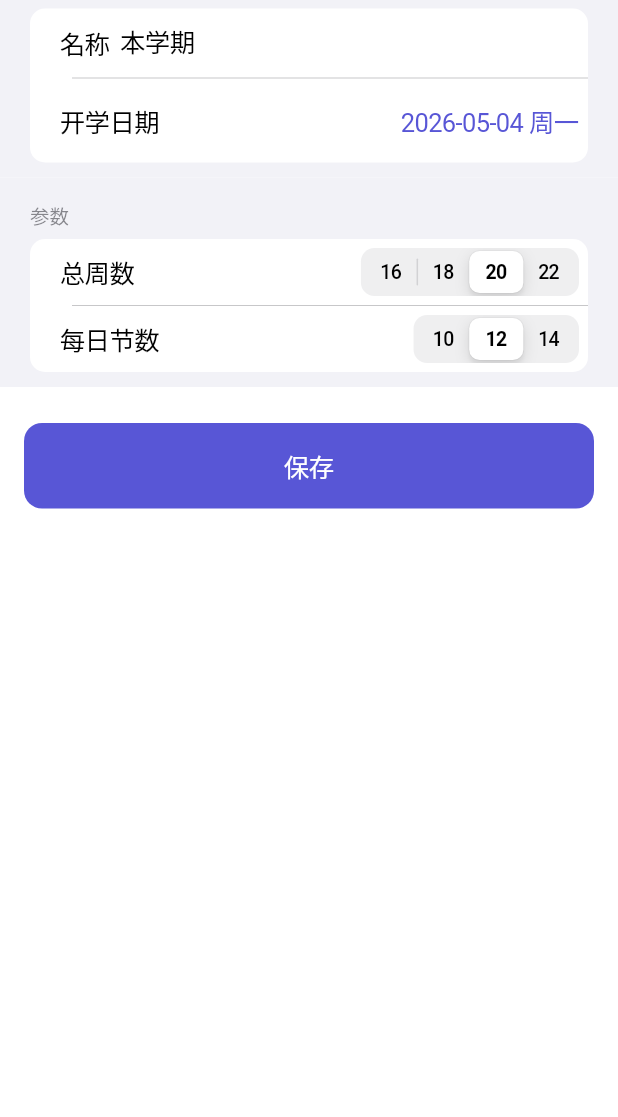
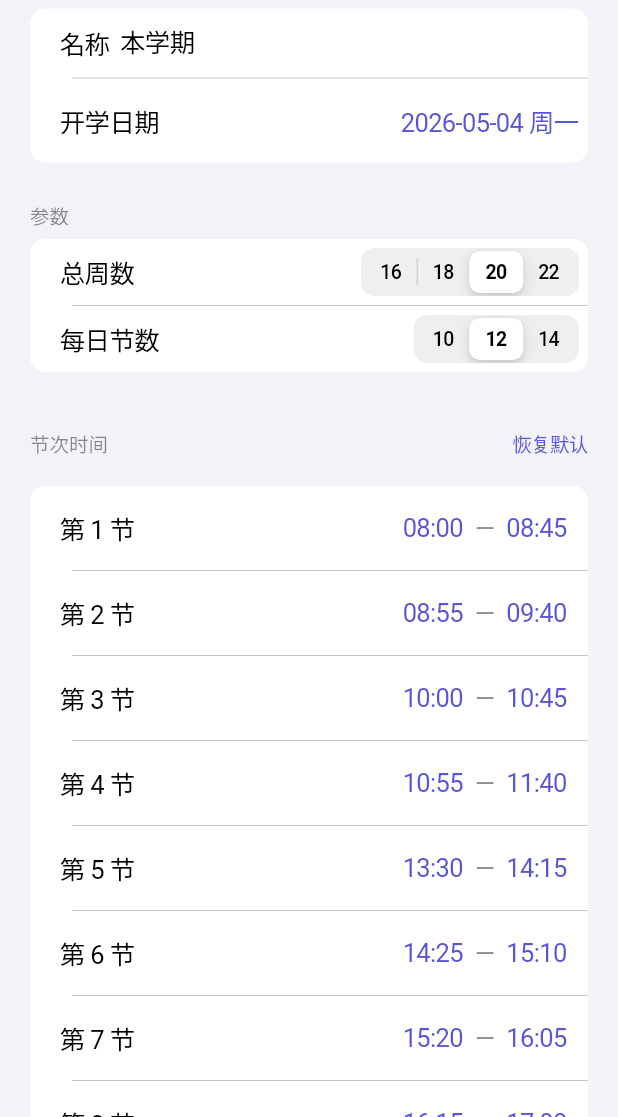
Before and after one commit to con9uer666/jlu-mobile-schedule, a Flutter app: the screen it shows after launch, on a phone screen of 412 x 824 dp, the part 119-1236 px from its top. Run offline on Flutter 3.47's test engine with Material 3 defaults, Android fonts, the phone set to English and light mode, and no system bars; our stand-ins replace cookie_jar, dio, dio_cookie_manager, flutter_riverpod, hive, hive_flutter and 1 more; missing offline and left inert: home_widget; accounts and stored records are empty.

Commit message:
feat(semester): editable per-section clock times
- Add Semester.sectionClock (List<String> "HH:mm-HH:mm"), default JLU schedule
- Bump Hive field count to 6 with a backward-compatible reader
- Semester setup page: pre-fill from current semester, editable start/end
  per section via time picker, "恢复默认" button, auto-resize on section
  count change
- WidgetBridge now reads startTime/endTime from the semester instead of
  a hardcoded table
- Fix CurrentSemesterController.setCurrent to always persist updates
  (was skipping put when id already existed, so time edits never saved)

```diff
--- a/lib/data/semester.dart
+++ b/lib/data/semester.dart
@@ -17,18 +17,64 @@ class Semester extends HiveObject {
   @HiveField(4)
   int sectionCount;
 
+  /// 每一节的时间段,格式 "HH:mm-HH:mm",长度与 sectionCount 对齐。
+  @HiveField(5)
+  List<String> sectionClock;
+
   Semester({
     required this.id,
     required this.name,
     required this.startDate,
     this.totalWeeks = 20,
     this.sectionCount = 12,
-  });
+    List<String>? sectionClock,
+  }) : sectionClock = normalizeSectionClock(sectionClock, sectionCount);
 
   int currentWeek(DateTime now) {
-    final diff = now.difference(DateTime(startDate.year, startDate.month, startDate.day)).inDays;
+    final diff = now
+        .difference(DateTime(startDate.year, startDate.month, startDate.day))
+        .inDays;
     if (diff < 0) return 1;
     final week = diff ~/ 7 + 1;
     return week.clamp(1, totalWeeks);
   }
+
+  String sectionStart(int section) => _split(section).$1;
+  String sectionEnd(int section) => _split(section).$2;
+
+  (String, String) _split(int section) {
+    if (section < 1 || section > sectionClock.length) return ('', '');
+    final parts = sectionClock[section - 1].split('-');
+    if (parts.length != 2) return ('', '');
+    return (parts[0], parts[1]);
+  }
+
+  /// JLU 默认节次时间(覆盖 1~14 节),实际长度按 sectionCount 裁剪。
+  static const List<String> _defaults = [
+    '08:00-08:45',
+    '08:55-09:40',
+    '10:00-10:45',
+    '10:55-11:40',
+    '13:30-14:15',
+    '14:25-15:10',
+    '15:20-16:05',
+    '16:15-17:00',
+    '18:30-19:15',
+    '19:25-20:10',
+    '20:20-21:05',
+    '21:15-22:00',
+    '22:10-22:55',
+    '23:05-23:50',
+  ];
+
+  /// 保证输出长度 == count。
+  /// 不足就从默认表补,超出就截断;原有条目尽量保留。
+  static List<String> normalizeSectionClock(List<String>? src, int count) {
+    final base = src ?? const <String>[];
+    return List<String>.generate(count, (i) {
+      if (i < base.length && base[i].isNotEmpty) return base[i];
+      if (i < _defaults.length) return _defaults[i];
+      return '00:00-00:00';
+    });
+  }
 }
--- a/lib/state/schedule_providers.dart
+++ b/lib/state/schedule_providers.dart
@@ -23,9 +23,7 @@ class CurrentSemesterController extends StateNotifier<Semester?> {
   }
 
   Future<void> setCurrent(Semester semester) async {
-    if (!AppStorage.semesters.containsKey(semester.id)) {
-      await AppStorage.semesters.put(semester.id, semester);
-    }
+    await AppStorage.semesters.put(semester.id, semester);
     await AppStorage.settings.put('currentSemesterId', semester.id);
     state = semester;
   }
--- a/lib/ui/semester_setup_page.dart
+++ b/lib/ui/semester_setup_page.dart
@@ -14,10 +14,13 @@ class SemesterSetupPage extends ConsumerStatefulWidget {
 }
 
 class _SemesterSetupPageState extends ConsumerState<SemesterSetupPage> {
-  final _nameCtrl = TextEditingController(text: '本学期');
-  DateTime _start = _nearestMonday(DateTime.now());
-  int _totalWeeks = 20;
-  int _sectionCount = 12;
+  late final TextEditingController _nameCtrl;
+  late DateTime _start;
+  late int _totalWeeks;
+  late int _sectionCount;
+  late List<String> _clock; // ["HH:mm-HH:mm", ...] 长度 == _sectionCount
+
+  bool _initialized = false;
 
   static DateTime _nearestMonday(DateTime d) {
     final diff = d.weekday - DateTime.monday;
@@ -28,6 +31,18 @@ class _SemesterSetupPageState extends ConsumerState<SemesterSetupPage> {
   void dispose() {
     _nameCtrl.dispose();
     super.dispose();
+  }
+
+  void _initFrom(Semester? existing) {
+    _nameCtrl = TextEditingController(text: existing?.name ?? '本学期');
+    _start = existing?.startDate ?? _nearestMonday(DateTime.now());
+    _totalWeeks = existing?.totalWeeks ?? 20;
+    _sectionCount = existing?.sectionCount ?? 12;
+    _clock = Semester.normalizeSectionClock(existing?.sectionClock, _sectionCount);
+  }
+
+  void _resizeClock(int count) {
+    _clock = Semester.normalizeSectionClock(_clock, count);
   }
 
   Future<void> _pickStartDate() async {
@@ -65,13 +80,73 @@ class _SemesterSetupPageState extends ConsumerState<SemesterSetupPage> {
     setState(() => _start = _nearestMonday(picked));
   }
 
+  Future<void> _pickTime(int sectionIndex, bool isStart) async {
+    final parts = _clock[sectionIndex].split('-');
+    final current = (isStart ? parts.first : parts.last).padLeft(5, '0');
+    final now = DateTime.now();
+    DateTime picked = DateTime(
+      now.year,
+      now.month,
+      now.day,
+      int.tryParse(current.split(':').first) ?? 8,
+      int.tryParse(current.split(':').last) ?? 0,
+    );
+    await showCupertinoModalPopup(
+      context: context,
+      builder: (_) => Container(
+        height: 280,
+        color: CupertinoColors.systemBackground.resolveFrom(context),
+        child: Column(
+          children: [
+            SizedBox(
+              height: 40,
+              child: Row(
+                mainAxisAlignment: MainAxisAlignment.end,
+                children: [
+                  CupertinoButton(
+                    onPressed: () => Navigator.of(context).pop(),
+                    child: const Text('完成'),
+                  ),
+                ],
+              ),
+            ),
+            Expanded(
+              child: CupertinoDatePicker(
+                mode: CupertinoDatePickerMode.time,
+                use24hFormat: true,
+                initialDateTime: picked,
+                onDateTimeChanged: (v) => picked = v,
+              ),
+            ),
+          ],
+        ),
+      ),
+    );
+    final label =
+        '${picked.hour.toString().padLeft(2, '0')}:${picked.minute.toString().padLeft(2, '0')}';
+    setState(() {
+      final cur = _clock[sectionIndex].split('-');
+      final start = isStart ? label : cur.first;
+      final end = isStart ? cur.last : label;
+      _clock[sectionIndex] = '$start-$end';
+    });
+  }
+
+  void _applyDefaults() {
+    setState(() {
+      _clock = Semester.normalizeSectionClock(const [], _sectionCount);
+    });
+  }
+
   Future<void> _save() async {
+    final existing = ref.read(currentSemesterProvider);
     final sem = Semester(
-      id: DateTime.now().millisecondsSinceEpoch.toString(),
+      id: existing?.id ?? DateTime.now().millisecondsSinceEpoch.toString(),
       name: _nameCtrl.text.trim().isEmpty ? '本学期' : _nameCtrl.text.trim(),
       startDate: _start,
       totalWeeks: _totalWeeks,
       sectionCount: _sectionCount,
+      sectionClock: _clock,
     );
     await ref.read(currentSemesterProvider.notifier).setCurrent(sem);
     if (mounted && !widget.isInitial) Navigator.of(context).pop();
@@ -79,6 +154,11 @@ class _SemesterSetupPageState extends ConsumerState<SemesterSetupPage> {
 
   @override
   Widget build(BuildContext context) {
+    if (!_initialized) {
+      _initFrom(ref.read(currentSemesterProvider));
+      _initialized = true;
+    }
+
     return CupertinoPageScaffold(
       navigationBar: const CupertinoNavigationBar(middle: Text('学期设置')),
       child: SafeArea(
@@ -128,9 +208,28 @@ class _SemesterSetupPageState extends ConsumerState<SemesterSetupPage> {
                       12: Text('12'),
                       14: Text('14'),
                     },
-                    onValueChanged: (v) => setState(() => _sectionCount = v ?? 12),
+                    onValueChanged: (v) => setState(() {
+                      _sectionCount = v ?? 12;
+                      _resizeClock(_sectionCount);
+                    }),
                   ),
                 ),
+              ],
+            ),
+            CupertinoFormSection.insetGrouped(
+              header: Row(
+                children: [
+                  const Text('节次时间'),
+                  const Spacer(),
+                  CupertinoButton(
+                    padding: EdgeInsets.zero,
+                    onPressed: _applyDefaults,
+                    child: const Text('恢复默认', style: TextStyle(fontSize: 13)),
+                  ),
+                ],
+              ),
+              children: [
+                for (var i = 0; i < _sectionCount; i++) _clockRow(i),
               ],
             ),
             const SizedBox(height: 24),
@@ -141,9 +240,35 @@ class _SemesterSetupPageState extends ConsumerState<SemesterSetupPage> {
                 child: const Text('保存'),
               ),
             ),
+            const SizedBox(height: 20),
           ],
         ),
       ),
     );
   }
+
+  Widget _clockRow(int i) {
+    final parts = _clock[i].split('-');
+    final start = parts.isNotEmpty ? parts.first : '';
+    final end = parts.length > 1 ? parts.last : '';
+    return CupertinoFormRow(
+      prefix: SizedBox(width: 56, child: Text('第 ${i + 1} 节')),
+      child: Row(
+        mainAxisSize: MainAxisSize.min,
+        children: [
+          CupertinoButton(
+            padding: const EdgeInsets.symmetric(horizontal: 8),
+            onPressed: () => _pickTime(i, true),
+            child: Text(start),
+          ),
+          const Text('—', style: TextStyle(color: CupertinoColors.systemGrey)),
+          CupertinoButton(
+            padding: const EdgeInsets.symmetric(horizontal: 8),
+            onPressed: () => _pickTime(i, false),
+            child: Text(end),
+          ),
+        ],
+      ),
+    );
+  }
 }
```
Also changed, not shown: lib/services/widget_bridge.dart (+2 -28 lines), lib/data/semester.g.dart.
